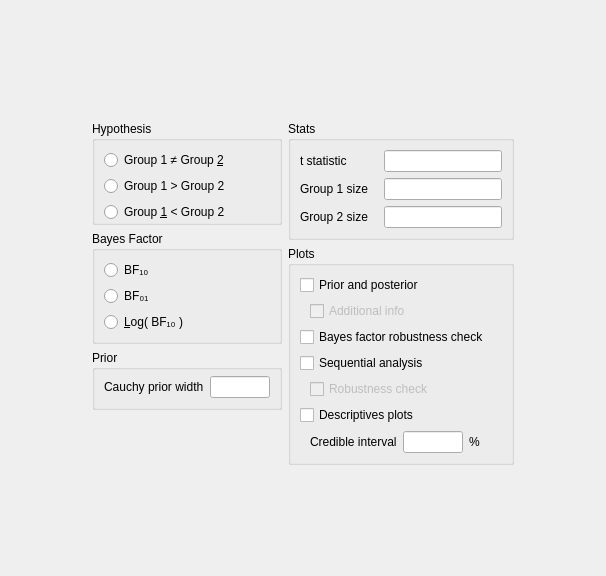
Above: JASP-Desktop/analysisforms/bffromtform.ui from jasp-stats/jasp-desktop before the change. Below: the same form after it.
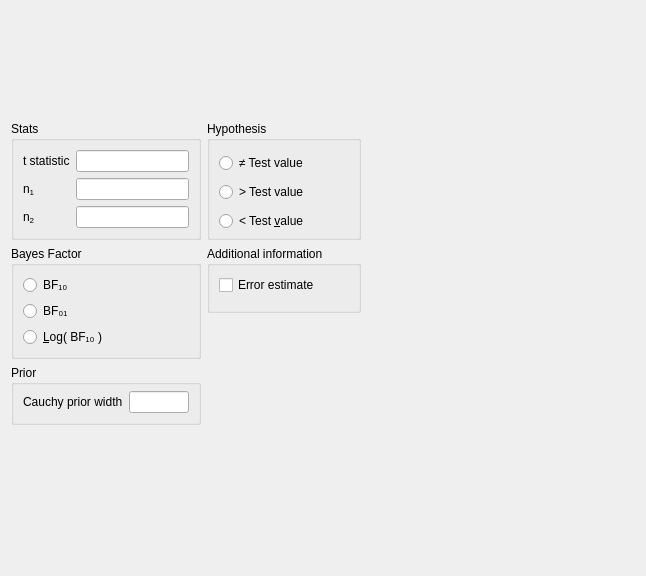
That is the form after the change. Custom widgets are drawn as their Qt base class.

Commit message: bffromt feature working

Diff of the .ui file:
```diff
--- a/JASP-Desktop/analysisforms/bffromtform.ui
+++ b/JASP-Desktop/analysisforms/bffromtform.ui
@@ -6,7 +6,7 @@
    <rect>
     <x>0</x>
     <y>0</y>
-    <width>606</width>
+    <width>646</width>
     <height>576</height>
    </rect>
   </property>
@@ -23,15 +23,28 @@
    <property name="verticalSpacing">
     <number>0</number>
    </property>
-   <item row="2" column="0">
-    <spacer name="verticalSpacer_2">
+   <item row="0" column="0">
+    <spacer name="verticalSpacer_3">
      <property name="orientation">
       <enum>Qt::Vertical</enum>
      </property>
      <property name="sizeHint" stdset="0">
       <size>
        <width>20</width>
-       <height>40</height>
+       <height>20</height>
+      </size>
+     </property>
+    </spacer>
+   </item>
+   <item row="1" column="1">
+    <spacer name="horizontalSpacer_4">
+     <property name="orientation">
+      <enum>Qt::Horizontal</enum>
+     </property>
+     <property name="sizeHint" stdset="0">
+      <size>
+       <width>40</width>
+       <height>20</height>
       </size>
      </property>
     </spacer>
@@ -54,7 +67,7 @@
       <property name="bottomMargin">
        <number>0</number>
       </property>
-      <item row="0" column="0">
+      <item row="1" column="0">
        <widget class="QWidget" name="widget_2" native="true">
         <property name="maximumSize">
          <size>
@@ -88,46 +101,17 @@
            </property>
           </spacer>
          </item>
-         <item row="1" column="0">
-          <widget class="BoundGroupBox" name="hypothesis">
+         <item row="2" column="0">
+          <widget class="BoundGroupBox" name="bayesFactorType">
            <property name="title">
-            <string>Hypothesis</string>
+            <string>Bayes Factor</string>
            </property>
            <property name="flat">
-            <bool>true</bool>
+            <bool>false</bool>
            </property>
-           <layout class="QGridLayout" name="gridLayout_9">
-            <property name="bottomMargin">
-             <number>0</number>
-            </property>
-            <item row="2" column="0">
-             <widget class="QRadioButton" name="_3oneTailedLessThan">
-              <property name="sizePolicy">
-               <sizepolicy hsizetype="Fixed" vsizetype="Fixed">
-                <horstretch>0</horstretch>
-                <verstretch>0</verstretch>
-               </sizepolicy>
-              </property>
-              <property name="text">
-               <string>Group &amp;1 &lt; Group 2</string>
-              </property>
-             </widget>
-            </item>
-            <item row="1" column="0">
-             <widget class="QRadioButton" name="_2oneTailedGreaterThan">
-              <property name="sizePolicy">
-               <sizepolicy hsizetype="Fixed" vsizetype="Fixed">
-                <horstretch>0</horstretch>
-                <verstretch>0</verstretch>
-               </sizepolicy>
-              </property>
-              <property name="text">
-               <string>Group 1 &gt; Group 2</string>
-              </property>
-             </widget>
-            </item>
+           <layout class="QGridLayout" name="gridLayout_13">
             <item row="0" column="0">
-             <widget class="QRadioButton" name="_1twoTailed">
+             <widget class="QRadioButton" name="_1">
               <property name="sizePolicy">
                <sizepolicy hsizetype="Fixed" vsizetype="Fixed">
                 <horstretch>0</horstretch>
@@ -135,12 +119,38 @@
                </sizepolicy>
               </property>
               <property name="text">
-               <string>Group 1 ≠ Group &amp;2</string>
+               <string>BF₁₀</string>
+              </property>
+             </widget>
+            </item>
+            <item row="1" column="0">
+             <widget class="QRadioButton" name="_2">
+              <property name="sizePolicy">
+               <sizepolicy hsizetype="Fixed" vsizetype="Fixed">
+                <horstretch>0</horstretch>
+                <verstretch>0</verstretch>
+               </sizepolicy>
+              </property>
+              <property name="text">
+               <string>BF₀₁</string>
+              </property>
+             </widget>
+            </item>
+            <item row="2" column="0">
+             <widget class="QRadioButton" name="_3">
+              <property name="sizePolicy">
+               <sizepolicy hsizetype="Fixed" vsizetype="Fixed">
+                <horstretch>0</horstretch>
+                <verstretch>0</verstretch>
+               </sizepolicy>
+              </property>
+              <property name="text">
+               <string>&amp;Log( BF₁₀ )</string>
               </property>
              </widget>
             </item>
             <item row="1" column="1">
-             <spacer name="horizontalSpacer">
+             <spacer name="horizontalSpacer_3">
               <property name="orientation">
                <enum>Qt::Horizontal</enum>
               </property>
@@ -202,74 +212,10 @@
            </layout>
           </widget>
          </item>
-         <item row="2" column="0">
-          <widget class="BoundGroupBox" name="bayesFactorType">
-           <property name="title">
-            <string>Bayes Factor</string>
-           </property>
-           <property name="flat">
-            <bool>false</bool>
-           </property>
-           <layout class="QGridLayout" name="gridLayout_13">
-            <item row="0" column="0">
-             <widget class="QRadioButton" name="_1">
-              <property name="sizePolicy">
-               <sizepolicy hsizetype="Fixed" vsizetype="Fixed">
-                <horstretch>0</horstretch>
-                <verstretch>0</verstretch>
-               </sizepolicy>
-              </property>
-              <property name="text">
-               <string>BF₁₀</string>
-              </property>
-             </widget>
-            </item>
-            <item row="1" column="0">
-             <widget class="QRadioButton" name="_2">
-              <property name="sizePolicy">
-               <sizepolicy hsizetype="Fixed" vsizetype="Fixed">
-                <horstretch>0</horstretch>
-                <verstretch>0</verstretch>
-               </sizepolicy>
-              </property>
-              <property name="text">
-               <string>BF₀₁</string>
-              </property>
-             </widget>
-            </item>
-            <item row="2" column="0">
-             <widget class="QRadioButton" name="_3">
-              <property name="sizePolicy">
-               <sizepolicy hsizetype="Fixed" vsizetype="Fixed">
-                <horstretch>0</horstretch>
-                <verstretch>0</verstretch>
-               </sizepolicy>
-              </property>
-              <property name="text">
-               <string>&amp;Log( BF₁₀ )</string>
-              </property>
-             </widget>
-            </item>
-            <item row="1" column="1">
-             <spacer name="horizontalSpacer_3">
-              <property name="orientation">
-               <enum>Qt::Horizontal</enum>
-              </property>
-              <property name="sizeHint" stdset="0">
-               <size>
-                <width>40</width>
-                <height>20</height>
-               </size>
-              </property>
-             </spacer>
-            </item>
-           </layout>
-          </widget>
-         </item>
         </layout>
        </widget>
       </item>
-      <item row="0" column="1">
+      <item row="1" column="1">
        <widget class="QWidget" name="widget_3" native="true">
         <property name="sizePolicy">
          <sizepolicy hsizetype="Preferred" vsizetype="Preferred">
@@ -290,52 +236,26 @@
          <property name="bottomMargin">
           <number>0</number>
          </property>
-         <item row="0" column="0" colspan="2">
-          <widget class="GroupBox" name="groupBox_7">
-           <property name="title">
-            <string>Stats</string>
+         <item row="2" column="0">
+          <spacer name="verticalSpacer_4">
+           <property name="orientation">
+            <enum>Qt::Vertical</enum>
            </property>
-           <layout class="QGridLayout" name="gridLayout_3">
-            <item row="2" column="0">
-             <widget class="QLabel" name="label_6">
-              <property name="text">
-               <string>Group 2 size   </string>
-              </property>
-             </widget>
-            </item>
-            <item row="1" column="0">
-             <widget class="QLabel" name="label_5">
-              <property name="text">
-               <string>Group 1 size   </string>
-              </property>
-             </widget>
-            </item>
-            <item row="1" column="1">
-             <widget class="BoundTextBox" name="n1Size"/>
-            </item>
-            <item row="0" column="1">
-             <widget class="BoundTextBox" name="tStatistic"/>
-            </item>
-            <item row="0" column="0">
-             <widget class="QLabel" name="label_4">
-              <property name="text">
-               <string>t statistic</string>
-              </property>
-             </widget>
-            </item>
-            <item row="2" column="1">
-             <widget class="BoundTextBox" name="n2Size"/>
-            </item>
-           </layout>
-          </widget>
+           <property name="sizeHint" stdset="0">
+            <size>
+             <width>20</width>
+             <height>40</height>
+            </size>
+           </property>
+          </spacer>
          </item>
-         <item row="1" column="0" colspan="2">
+         <item row="1" column="0">
           <widget class="GroupBox" name="plotsGroup">
            <property name="title">
-            <string>Plots</string>
+            <string>Additional information</string>
            </property>
            <layout class="QGridLayout" name="gridLayout_4">
-            <item row="5" column="0">
+            <item row="2" column="0">
              <widget class="QWidget" name="widget_4" native="true">
               <property name="maximumSize">
                <size>
@@ -345,11 +265,8 @@
               </property>
              </widget>
             </item>
-            <item row="5" column="1" colspan="4">
-             <widget class="BoundCheckBox" name="plotSequentialAnalysisRobustness">
-              <property name="enabled">
-               <bool>false</bool>
-              </property>
+            <item row="0" column="0" colspan="2">
+             <widget class="BoundCheckBox" name="errorEstimate">
               <property name="sizePolicy">
                <sizepolicy hsizetype="Fixed" vsizetype="Fixed">
                 <horstretch>0</horstretch>
@@ -357,162 +274,134 @@
                </sizepolicy>
               </property>
               <property name="text">
-               <string>Robustness check</string>
+               <string>Error estimate</string>
               </property>
              </widget>
             </item>
-            <item row="6" column="0" colspan="3">
-             <widget class="BoundCheckBox" name="descriptivesPlots">
-              <property name="sizePolicy">
-               <sizepolicy hsizetype="Fixed" vsizetype="Fixed">
-                <horstretch>0</horstretch>
-                <verstretch>0</verstretch>
-               </sizepolicy>
-              </property>
-              <property name="text">
-               <string>Descriptives plots</string>
-              </property>
-             </widget>
-            </item>
-            <item row="0" column="0" colspan="3">
-             <widget class="BoundCheckBox" name="plotPriorAndPosterior">
-              <property name="sizePolicy">
-               <sizepolicy hsizetype="Fixed" vsizetype="Fixed">
-                <horstretch>0</horstretch>
-                <verstretch>0</verstretch>
-               </sizepolicy>
-              </property>
-              <property name="text">
-               <string>Prior and posterior</string>
-              </property>
-             </widget>
-            </item>
-            <item row="4" column="0" colspan="3">
-             <widget class="BoundCheckBox" name="plotSequentialAnalysis">
-              <property name="sizePolicy">
-               <sizepolicy hsizetype="Fixed" vsizetype="Fixed">
-                <horstretch>0</horstretch>
-                <verstretch>0</verstretch>
-               </sizepolicy>
-              </property>
-              <property name="text">
-               <string>Sequential analysis</string>
-              </property>
-             </widget>
-            </item>
-            <item row="3" column="0" colspan="3">
-             <widget class="BoundCheckBox" name="plotBayesFactorRobustness">
-              <property name="sizePolicy">
-               <sizepolicy hsizetype="Fixed" vsizetype="Fixed">
-                <horstretch>0</horstretch>
-                <verstretch>0</verstretch>
-               </sizepolicy>
-              </property>
-              <property name="text">
-               <string>Bayes factor robustness check</string>
-              </property>
-             </widget>
-            </item>
-            <item row="2" column="1" colspan="4">
-             <widget class="BoundCheckBox" name="plotPriorAndPosteriorAdditionalInfo">
-              <property name="enabled">
-               <bool>false</bool>
-              </property>
-              <property name="sizePolicy">
-               <sizepolicy hsizetype="Fixed" vsizetype="Fixed">
-                <horstretch>0</horstretch>
-                <verstretch>0</verstretch>
-               </sizepolicy>
-              </property>
-              <property name="text">
-               <string>Additional info</string>
-              </property>
-             </widget>
-            </item>
-            <item row="7" column="1">
-             <widget class="QWidget" name="horizontalWidget" native="true">
-              <layout class="QHBoxLayout" name="horizontalLayout">
-               <property name="leftMargin">
-                <number>0</number>
-               </property>
-               <property name="topMargin">
-                <number>0</number>
-               </property>
-               <property name="rightMargin">
-                <number>0</number>
-               </property>
-               <property name="bottomMargin">
-                <number>0</number>
-               </property>
-               <item>
-                <widget class="QLabel" name="label_2">
-                 <property name="sizePolicy">
-                  <sizepolicy hsizetype="Fixed" vsizetype="Fixed">
-                   <horstretch>0</horstretch>
-                   <verstretch>0</verstretch>
-                  </sizepolicy>
-                 </property>
-                 <property name="text">
-                  <string>Credible interval</string>
-                 </property>
-                </widget>
-               </item>
-               <item>
-                <widget class="BoundTextBox" name="descriptivesPlotsCredibleInterval">
-                 <property name="sizePolicy">
-                  <sizepolicy hsizetype="Fixed" vsizetype="Preferred">
-                   <horstretch>0</horstretch>
-                   <verstretch>0</verstretch>
-                  </sizepolicy>
-                 </property>
-                 <property name="minimumSize">
-                  <size>
-                   <width>60</width>
-                   <height>0</height>
-                  </size>
-                 </property>
-                 <property name="maximumSize">
-                  <size>
-                   <width>60</width>
-                   <height>16777215</height>
-                  </size>
-                 </property>
-                </widget>
-               </item>
-               <item>
-                <widget class="QLabel" name="label_3">
-                 <property name="sizePolicy">
-                  <sizepolicy hsizetype="Fixed" vsizetype="Fixed">
-                   <horstretch>0</horstretch>
-                   <verstretch>0</verstretch>
-                  </sizepolicy>
-                 </property>
-                 <property name="text">
-                  <string>%</string>
-                 </property>
-                </widget>
-               </item>
-              </layout>
-             </widget>
-            </item>
            </layout>
           </widget>
          </item>
         </layout>
        </widget>
       </item>
+      <item row="0" column="0">
+       <widget class="GroupBox" name="groupBox_7">
+        <property name="title">
+         <string>Stats</string>
+        </property>
+        <layout class="QGridLayout" name="gridLayout_3">
+         <item row="2" column="0">
+          <widget class="QLabel" name="label_6">
+           <property name="text">
+            <string>n&lt;sub&gt;2&lt;/sub&gt;</string>
+           </property>
+          </widget>
+         </item>
+         <item row="1" column="0">
+          <widget class="QLabel" name="label_5">
+           <property name="text">
+            <string>n&lt;sub&gt;1&lt;/sub&gt;</string>
+           </property>
+          </widget>
+         </item>
+         <item row="1" column="1">
+          <widget class="BoundTextBox" name="n1Size"/>
+         </item>
+         <item row="0" column="1">
+          <widget class="BoundTextBox" name="tStatistic"/>
+         </item>
+         <item row="0" column="0">
+          <widget class="QLabel" name="label_4">
+           <property name="text">
+            <string>t statistic</string>
+           </property>
+          </widget>
+         </item>
+         <item row="2" column="1">
+          <widget class="BoundTextBox" name="n2Size"/>
+         </item>
+        </layout>
+       </widget>
+      </item>
+      <item row="0" column="1">
+       <widget class="BoundGroupBox" name="hypothesis">
+        <property name="title">
+         <string>Hypothesis</string>
+        </property>
+        <property name="flat">
+         <bool>true</bool>
+        </property>
+        <layout class="QGridLayout" name="gridLayout_9">
+         <property name="bottomMargin">
+          <number>0</number>
+         </property>
+         <item row="2" column="0">
+          <widget class="QRadioButton" name="_3oneTailedLessThan">
+           <property name="sizePolicy">
+            <sizepolicy hsizetype="Fixed" vsizetype="Fixed">
+             <horstretch>0</horstretch>
+             <verstretch>0</verstretch>
+            </sizepolicy>
+           </property>
+           <property name="text">
+            <string>&lt; Test &amp;value</string>
+           </property>
+          </widget>
+         </item>
+         <item row="1" column="0">
+          <widget class="QRadioButton" name="_2oneTailedGreaterThan">
+           <property name="sizePolicy">
+            <sizepolicy hsizetype="Fixed" vsizetype="Fixed">
+             <horstretch>0</horstretch>
+             <verstretch>0</verstretch>
+            </sizepolicy>
+           </property>
+           <property name="text">
+            <string>&gt; Test value</string>
+           </property>
+          </widget>
+         </item>
+         <item row="0" column="0">
+          <widget class="QRadioButton" name="_1twoTailed">
+           <property name="sizePolicy">
+            <sizepolicy hsizetype="Fixed" vsizetype="Fixed">
+             <horstretch>0</horstretch>
+             <verstretch>0</verstretch>
+            </sizepolicy>
+           </property>
+           <property name="text">
+            <string>≠ Test value</string>
+           </property>
+          </widget>
+         </item>
+         <item row="1" column="1">
+          <spacer name="horizontalSpacer">
+           <property name="orientation">
+            <enum>Qt::Horizontal</enum>
+           </property>
+           <property name="sizeHint" stdset="0">
+            <size>
+             <width>40</width>
+             <height>20</height>
+            </size>
+           </property>
+          </spacer>
+         </item>
+        </layout>
+       </widget>
+      </item>
      </layout>
     </widget>
    </item>
-   <item row="0" column="0">
-    <spacer name="verticalSpacer_3">
+   <item row="2" column="0">
+    <spacer name="verticalSpacer_2">
      <property name="orientation">
       <enum>Qt::Vertical</enum>
      </property>
      <property name="sizeHint" stdset="0">
       <size>
        <width>20</width>
-       <height>20</height>
+       <height>40</height>
       </size>
      </property>
     </spacer>
```
Left out of the diff: 35 changed lines with no effect on the pictures. The commit also changes 1 other file.
